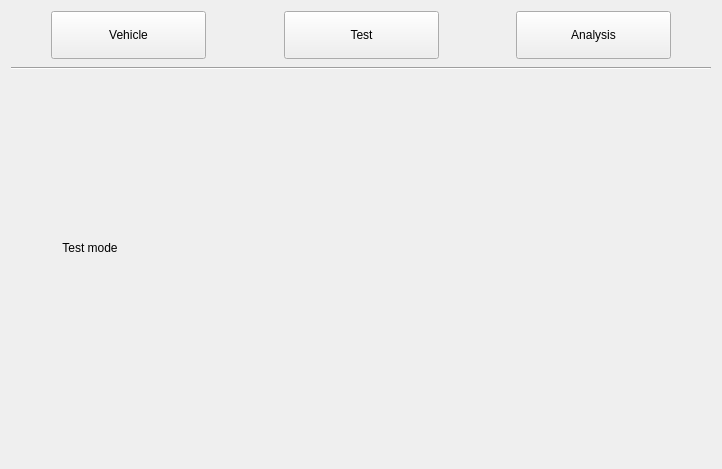
Before: the Qt Designer form mainwindow.ui in RoyJames/VisVehicle, drawn with Qt 5.
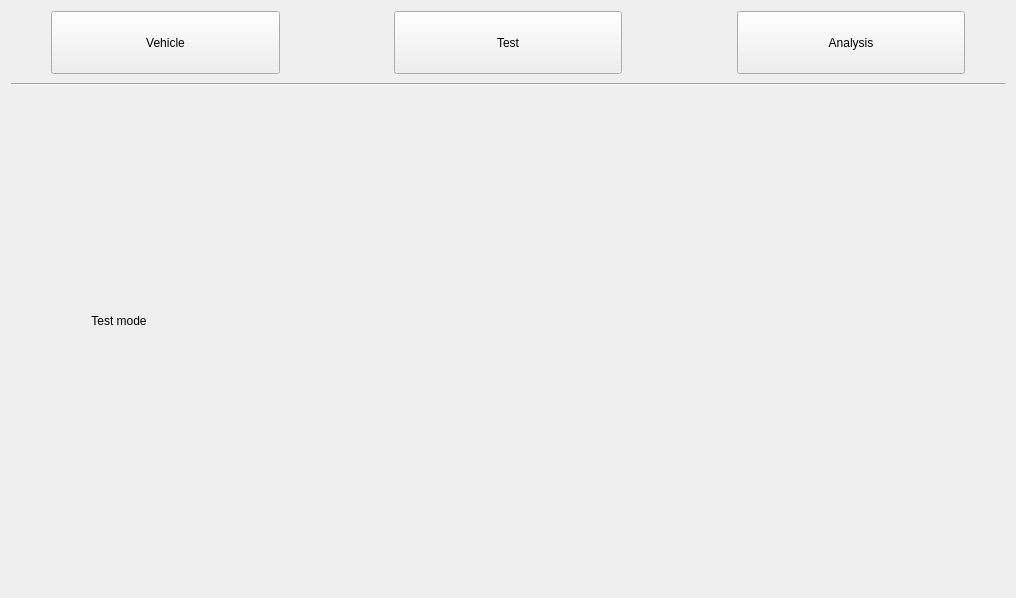
After: the same form once the commit is applied.

Diff of the .ui file:
```diff
--- a/mainwindow.ui
+++ b/mainwindow.ui
@@ -6,8 +6,8 @@
    <rect>
     <x>0</x>
     <y>0</y>
-    <width>722</width>
-    <height>469</height>
+    <width>1016</width>
+    <height>598</height>
    </rect>
   </property>
   <property name="sizePolicy">
```
